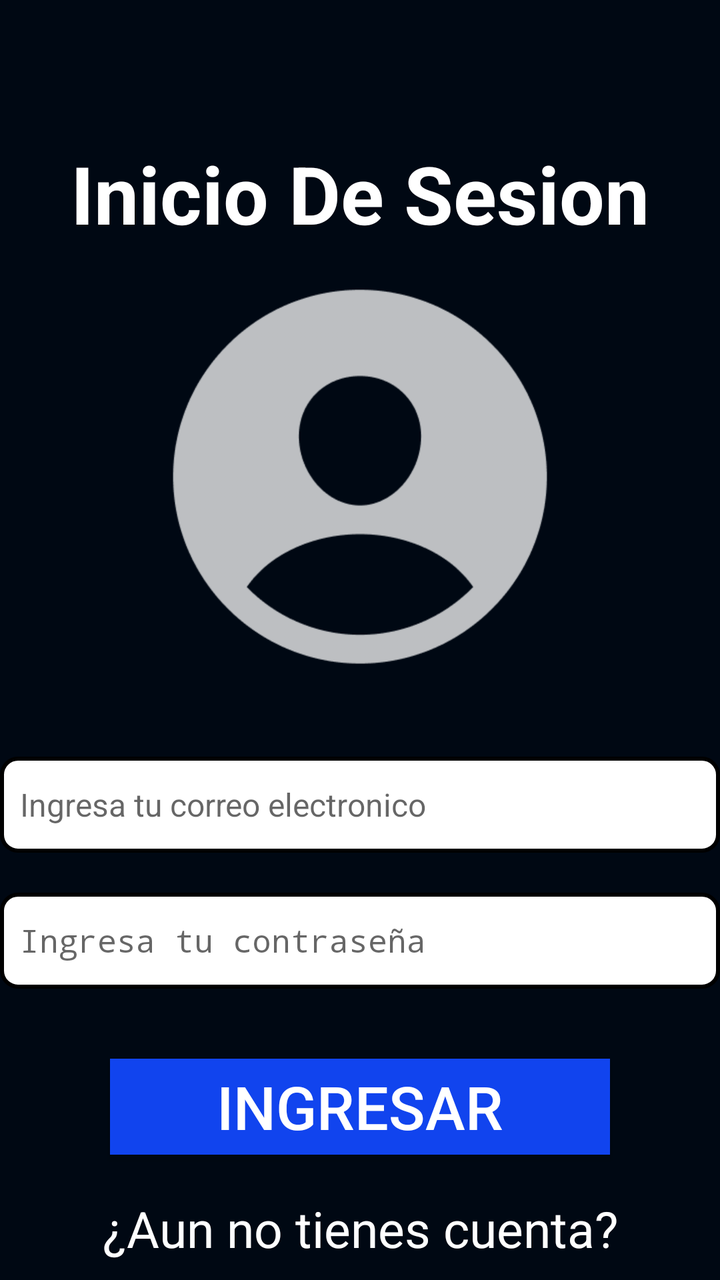
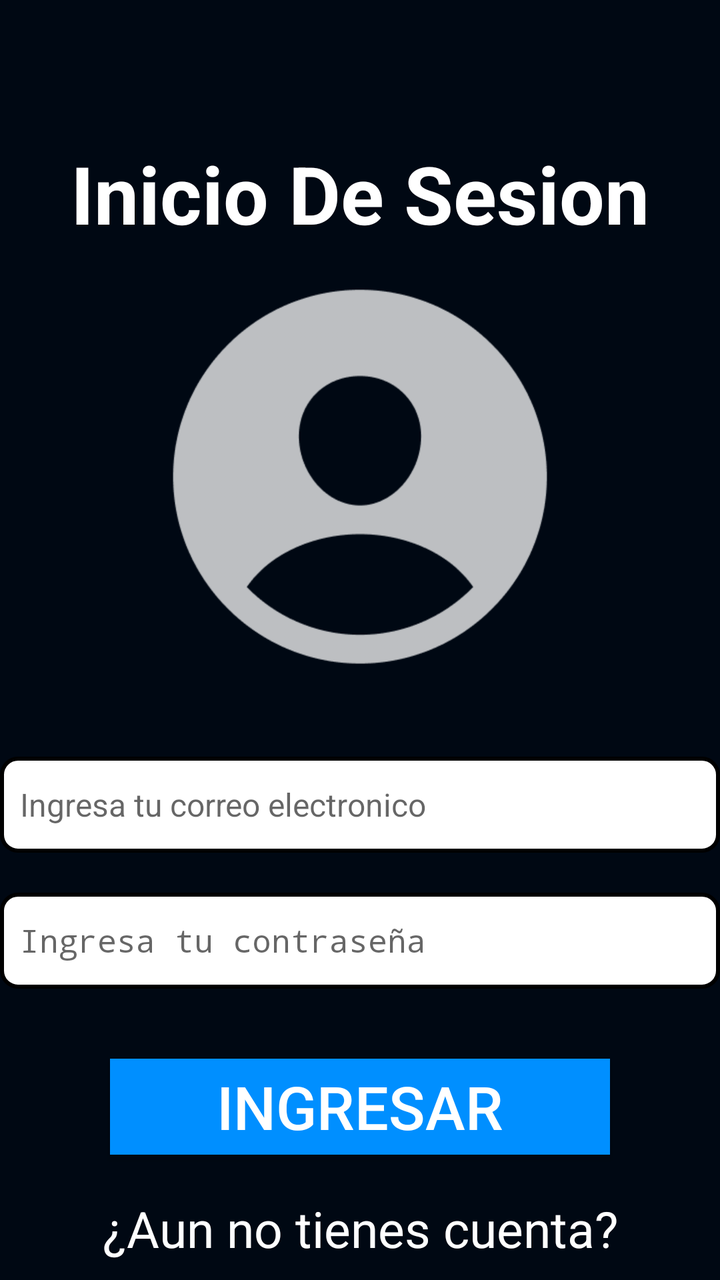

The first picture is an Android layout as it rendered before a commit; the second is the same layout after the commit. The layout source and the unified diff follow.
<!-- AndroidManifest.xml: activity theme splashTheme -->
<!-- res/layout/activity_universe.xml -->
<?xml version="1.0" encoding="utf-8"?>
<androidx.constraintlayout.widget.ConstraintLayout xmlns:android="http://schemas.android.com/apk/res/android"
    xmlns:app="http://schemas.android.com/apk/res-auto"
    xmlns:tools="http://schemas.android.com/tools"
    android:layout_width="match_parent"
    android:layout_height="match_parent"
    tools:context=".start_pages.UniverseActivity"
    android:background="@color/backgroundUniverse">
    <TextView
        android:id="@+id/loginTextView"
        android:layout_width="wrap_content"
        android:layout_height="wrap_content"
        android:layout_marginTop="70dp"
        android:gravity="center"
        android:text="Inicio De Sesion"
        android:textStyle="bold"
        android:textSize="40sp"
        android:textColor="@color/white"
        app:layout_constraintEnd_toEndOf="parent"
        app:layout_constraintTop_toTopOf="parent"
        app:layout_constraintStart_toStartOf="parent"
        app:layout_constraintBottom_toTopOf="@id/loginUserImageView"/>

    <ImageView
        android:id="@+id/loginUserImageView"
        android:layout_width="230dp"
        android:layout_height="230dp"
        android:src="@drawable/user_icon"
        android:scaleType="centerCrop"
        app:layout_constraintStart_toStartOf="parent"
        app:layout_constraintEnd_toEndOf="parent"
        app:layout_constraintTop_toBottomOf="@id/loginTextView"
        />

    <EditText
        android:id="@+id/loginEmailEditText"
        android:layout_width="360dp"
        android:layout_height="wrap_content"
        android:layout_marginTop="25dp"
        android:background="@drawable/edit_text_background"
        android:hint="Ingresa tu correo electronico"
        android:inputType="textEmailAddress"
        android:autofillHints="emailAddress"
        android:minHeight="48dp"
        android:padding="10dp"
        android:textSize="16sp"
        app:layout_constraintEnd_toEndOf="parent"
        app:layout_constraintStart_toStartOf="parent"

        app:layout_constraintTop_toBottomOf="@id/loginUserImageView" />

    <EditText
        android:id="@+id/loginPasswordEditText"
        android:layout_width="360dp"
        android:layout_height="wrap_content"
        android:layout_marginTop="20dp"
        android:background="@drawable/edit_text_background"
        android:hint="Ingresa tu contraseña"
        android:inputType="textPassword"
        android:autofillHints="password"
        android:minHeight="48dp"
        android:padding="10dp"
        android:textSize="16sp"
        app:layout_constraintEnd_toEndOf="parent"
        app:layout_constraintStart_toStartOf="parent"
        app:layout_constraintTop_toBottomOf="@id/loginEmailEditText" />
    <Button
        android:id="@+id/loginIngresarButton"
        android:layout_width="250dp"
        android:layout_height="wrap_content"
        android:text="Ingresar"
        android:gravity="center"
        android:textSize="30sp"
        android:layout_marginTop="35dp"
        app:layout_constraintStart_toStartOf="parent"
        app:layout_constraintEnd_toEndOf="parent"
        app:layout_constraintTop_toBottomOf="@id/loginPasswordEditText"
        android:background="@color/buttonColor"
        android:textColor="@color/white"
        android:onClick="login"
        />
    <TextView
        android:id="@+id/sinCuentaTextView"
        android:layout_width="wrap_content"
        android:layout_height="wrap_content"
        android:text="¿Aun no tienes cuenta?"
        android:textColor="@color/white"
        android:textSize="25sp"
        app:layout_constraintStart_toStartOf="parent"
        app:layout_constraintEnd_toEndOf="parent"
        app:layout_constraintTop_toBottomOf="@id/loginIngresarButton"
        android:layout_marginTop="20dp"
        />

    <TextView
        android:id="@+id/aquiTextView"
        android:layout_width="wrap_content"
        android:layout_height="wrap_content"
        android:layout_marginTop="5dp"
        android:clickable="true"
        android:minHeight="48dp"
        android:onClick="goToRegister"
        android:text="Registrate aqui"
        android:textColor="@color/blue"
        android:textSize="23sp"
        app:layout_constraintEnd_toEndOf="parent"
        app:layout_constraintStart_toStartOf="parent"

        app:layout_constraintTop_toBottomOf="@id/sinCuentaTextView" />



</androidx.constraintlayout.widget.ConstraintLayout>
<!-- resources referenced by this layout -->
<resources>
  <color name="backgroundUniverse">#000813</color>
  <color name="blue">#0859C8</color>
  <color name="buttonColor">#14E</color>
  <color name="white">#FFFFFFFF</color>
  <!-- drawable edit_text_background (drawable) -->
  <?xml version="1.0" encoding="utf-8"?>
  
  <shape xmlns:android="http://schemas.android.com/apk/res/android">
      <solid android:color="@android:color/white" /> 
      <stroke
          android:width="2dp"
          android:color="@color/black"/> 
      <corners android:radius="8dp" /> 
  </shape>
  <!-- drawable user_icon: png bitmap (drawable, 8131 bytes) -->
  <style name="splashTheme" parent="AppTheme">
          <item name="android:windowBackground">@drawable/splashscreen</item>
      </style>
  <color name="black">#FF000000</color>
  <style name="AppTheme" parent="Theme.AppCompat.Light.NoActionBar">
          
          
          <item name="colorPrimary">#303030</item>
          
          <item name="colorPrimaryDark">#424242</item>
          
          <item name="colorAccent">#FF5252</item>
      </style>
  <!-- drawable splashscreen (drawable) -->
  <?xml version="1.0" encoding="utf-8"?>
  
  <layer-list xmlns:android="http://schemas.android.com/apk/res/android">
      <item android:drawable="@color/black"/>
      <item>
          <bitmap android:src="@mipmap/universe_img"
                  android:gravity="center"
                  android:scaleType="fitCenter"/>
      </item>
  </layer-list>
</resources>

<!-- the commit's change to res/layout/activity_universe.xml (unified diff, before → after) -->
@@ -75,7 +75,7 @@
         app:layout_constraintStart_toStartOf="parent"
         app:layout_constraintEnd_toEndOf="parent"
         app:layout_constraintTop_toBottomOf="@id/loginPasswordEditText"
-        android:background="@color/buttonColor"
+        android:background="@color/sky_blue_button"
         android:textColor="@color/white"
         android:onClick="login"
         />
<!-- resource entries referenced after the edit -->
@@ -2,7 +2,7 @@
 <resources>
   <color name="backgroundUniverse">#000813</color>
   <color name="blue">#0859C8</color>
-  <color name="buttonColor">#14E</color>
+  <color name="sky_blue_button">#008FFF</color>
   <color name="white">#FFFFFFFF</color>
   <!-- drawable edit_text_background (drawable) -->
   <?xml version="1.0" encoding="utf-8"?>
